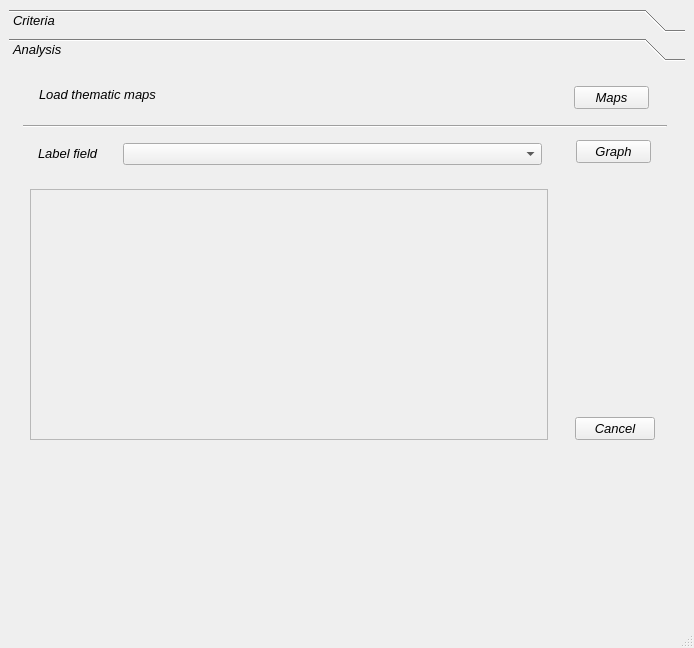
Before: the Qt Designer form geoWeightedSum.ui in gmassei/VectorMCDA, drawn with Qt 5.
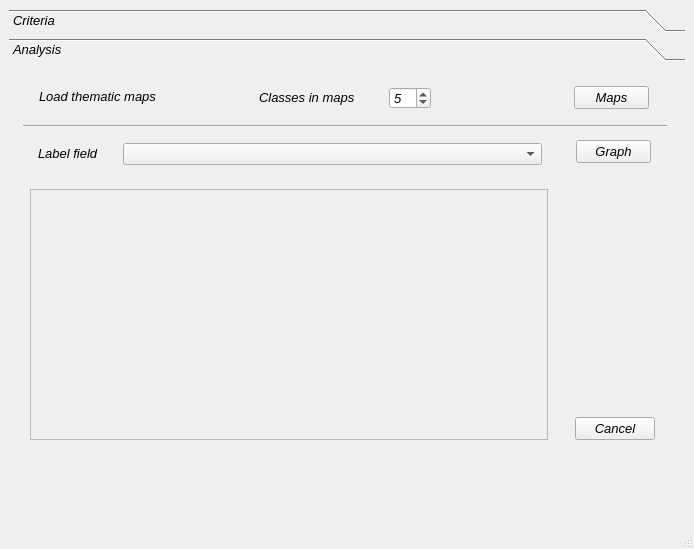
After: the same form once the commit is applied. The open tabs and pages were chosen to show the change.

Patch:
```diff
--- a/geoWeightedSum.ui
+++ b/geoWeightedSum.ui
@@ -10,7 +10,7 @@
     <x>0</x>
     <y>0</y>
     <width>694</width>
-    <height>648</height>
+    <height>549</height>
    </rect>
   </property>
   <property name="maximumSize">
@@ -464,7 +464,7 @@
         <x>0</x>
         <y>0</y>
         <width>676</width>
-        <height>570</height>
+        <height>471</height>
        </rect>
       </property>
       <attribute name="label">
@@ -578,14 +578,53 @@
         <rect>
          <x>30</x>
          <y>19</y>
-         <width>348</width>
-         <height>16</height>
+         <width>141</width>
+         <height>21</height>
         </rect>
        </property>
        <property name="text">
         <string>Load thematic maps</string>
        </property>
       </widget>
+      <widget class="QPushButton" name="RenderBtn_2">
+       <property name="geometry">
+        <rect>
+         <x>820</x>
+         <y>470</y>
+         <width>90</width>
+         <height>24</height>
+        </rect>
+       </property>
+       <property name="text">
+        <string>Load maps</string>
+       </property>
+      </widget>
+      <widget class="QLabel" name="label_7">
+       <property name="geometry">
+        <rect>
+         <x>250</x>
+         <y>20</y>
+         <width>111</width>
+         <height>20</height>
+        </rect>
+       </property>
+       <property name="text">
+        <string>Classes in maps</string>
+       </property>
+      </widget>
+      <widget class="QSpinBox" name="spinBoxClasNum">
+       <property name="geometry">
+        <rect>
+         <x>380</x>
+         <y>20</y>
+         <width>42</width>
+         <height>22</height>
+        </rect>
+       </property>
+       <property name="value">
+        <number>5</number>
+       </property>
+      </widget>
      </widget>
     </widget>
    </item>
```
Left out of the diff: 4 changed lines with no effect on the pictures.
